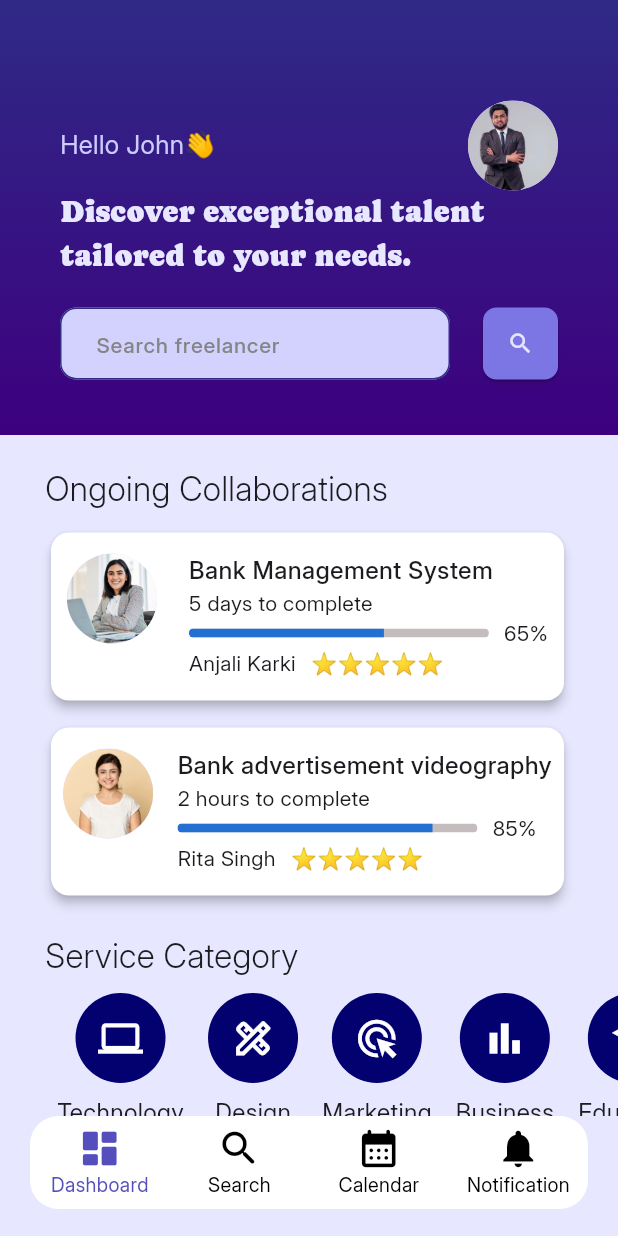
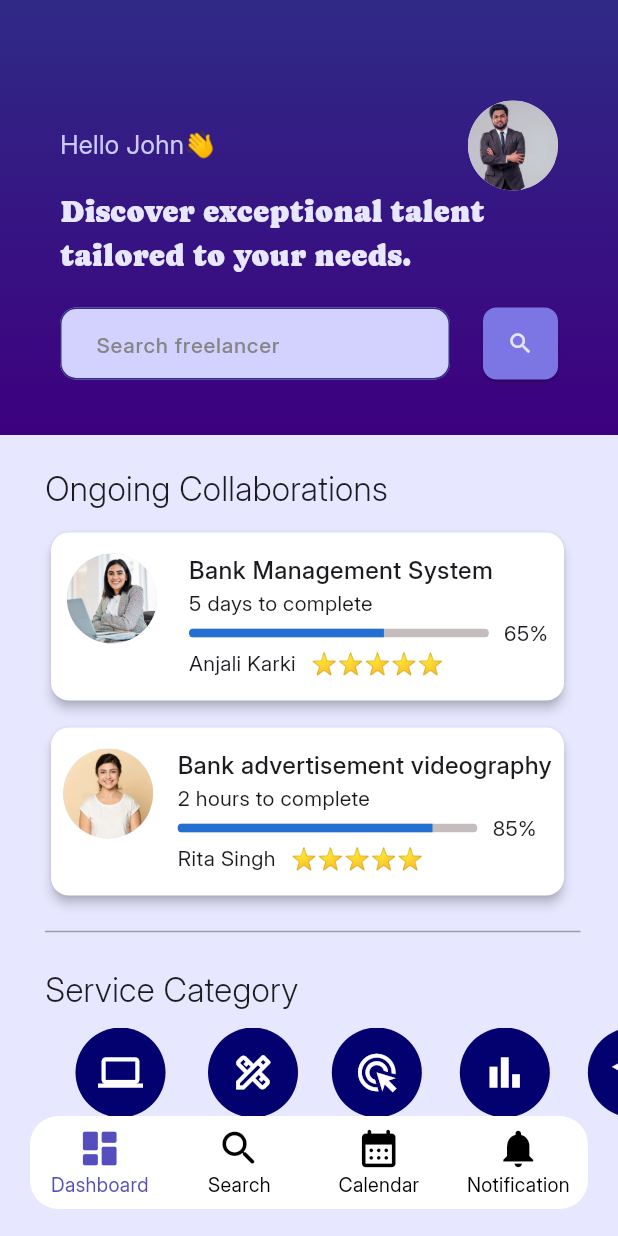
Before and after one commit to Dia505/SkillGrid, a Flutter app: the screen it shows after launch, on a phone screen of 412 x 824 dp. Run offline on Flutter 3.47's test engine with Material 3 defaults, Android fonts, the phone set to English and light mode, and no system bars; our stand-ins replace carousel_slider, google_fonts, lottie, smooth_page_indicator.

Commit message:
Home screen: line divider

```diff
--- a/skill_grid/lib/view/client/dashboard_pages/home_screen_view.dart
+++ b/skill_grid/lib/view/client/dashboard_pages/home_screen_view.dart
@@ -166,7 +166,16 @@ class _HomeScreenViewState extends State<HomeScreenView> {
                       rating: "⭐⭐⭐⭐⭐",
                     ),
 
-                    const SizedBox(height: 20,),
+                    const SizedBox(height: 12),
+
+                    const Divider(
+                        color: Colors.grey,
+                        thickness: 1,
+                        indent: 0, // Space before the line (left)
+                        endIndent: 25, // Space after the line (right)
+                      ),
+
+                    const SizedBox(height: 15,),
 
                     const Text(
                       "Service Category",
```
